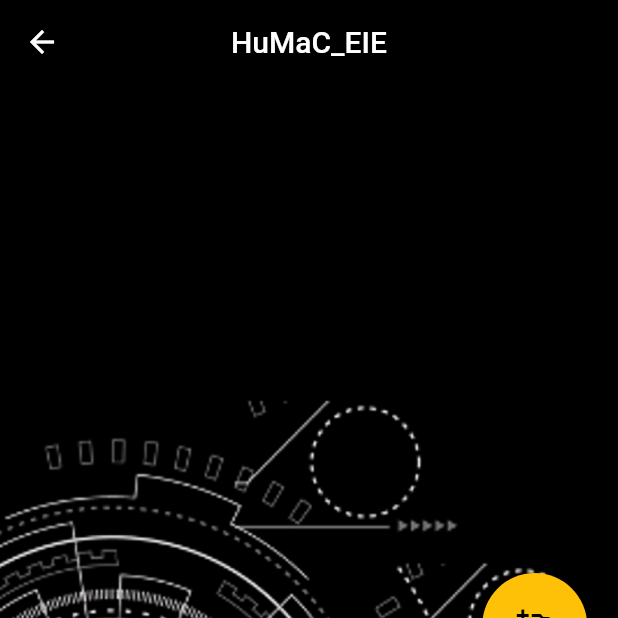
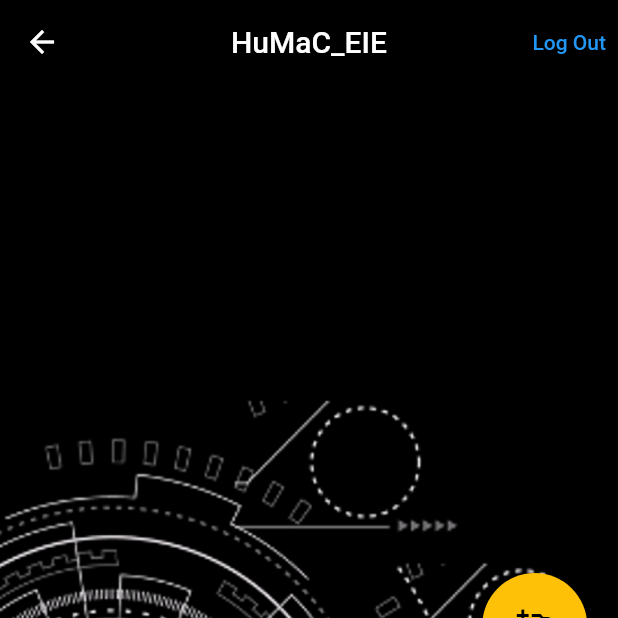
Before and after one commit to aadarshjain/AR-VR, a Flutter app: the HomePage screen opened directly, on a phone screen of 412 x 824 dp, the top half of it. Run offline on Flutter 3.47's test engine with Material 2 defaults, Android fonts, the phone set to English and light mode, and no system bars; our stand-ins replace image_picker.

Commit message:
Update homepage.dart
Logout button added

```diff
--- a/lib/homepage.dart
+++ b/lib/homepage.dart
@@ -3,6 +3,7 @@ import 'package:flutter/material.dart';
 import 'package:humac/camerapage.dart';
 import 'package:image_picker/image_picker.dart';
 import 'lablespage.dart';
+import 'login.dart';
 
 
 class HomePage extends StatefulWidget {
@@ -24,6 +25,16 @@ class _HomePageState extends State<HomePage> {
         ),
         centerTitle: true,
         backgroundColor: Colors.black,
+        actions: [
+          TextButton(
+            onPressed: () {
+              Navigator.push(context, MaterialPageRoute(builder: (
+                  context) => Login()));
+            },
+            child: Text('Log Out'),
+
+          ),
+        ],
       ),
       body:
       Stack(
@@ -43,6 +54,7 @@ class _HomePageState extends State<HomePage> {
                 mainAxisAlignment: MainAxisAlignment.center,
                 //crossAxisAlignment: CrossAxisAlignment.center,
                 children: [
+
 
                   SizedBox(
                     height: 64.0,
```
Lines whose indentation alone changed are shown as unchanged.
